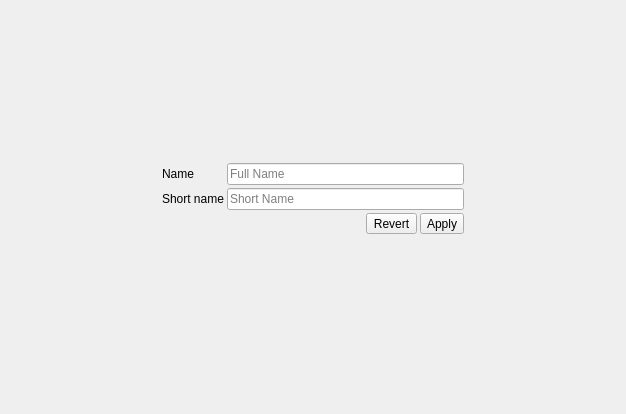
The window that src/projecteditwidget.ui (RxLaboratory/Ramses-Client) describes before a commit, drawn with Qt 5.
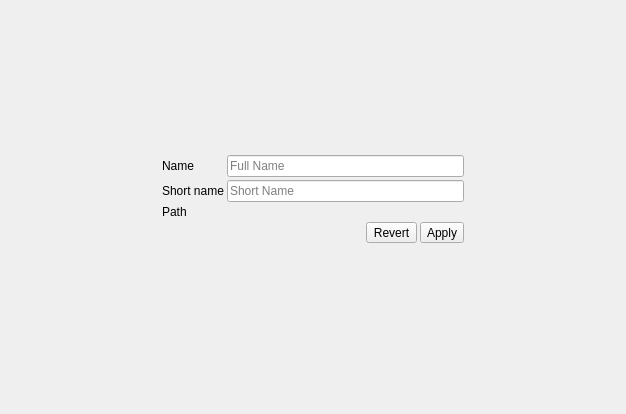
The same window after the commit. Icons and pictures are not drawn.

Commit message: added project folder management

What changed in the file:
```diff
--- a/src/projecteditwidget.ui
+++ b/src/projecteditwidget.ui
@@ -89,7 +89,7 @@
        </property>
       </widget>
      </item>
-     <item row="2" column="1">
+     <item row="3" column="1">
       <layout class="QHBoxLayout" name="horizontalLayout">
        <property name="spacing">
         <number>3</number>
@@ -140,7 +140,7 @@
        </item>
       </layout>
      </item>
-     <item row="3" column="1">
+     <item row="4" column="1">
       <widget class="QLabel" name="statusLabel">
        <property name="text">
         <string/>
@@ -150,6 +150,40 @@
        </property>
       </widget>
      </item>
+     <item row="2" column="0">
+      <widget class="QLabel" name="label_6">
+       <property name="text">
+        <string>Path</string>
+       </property>
+      </widget>
+     </item>
+     <item row="2" column="1">
+      <layout class="QVBoxLayout" name="verticalLayout">
+       <property name="spacing">
+        <number>3</number>
+       </property>
+       <property name="bottomMargin">
+        <number>0</number>
+       </property>
+       <item>
+        <layout class="QHBoxLayout" name="folderLayout">
+         <property name="spacing">
+          <number>0</number>
+         </property>
+        </layout>
+       </item>
+       <item>
+        <widget class="QLabel" name="folderLabel">
+         <property name="enabled">
+          <bool>false</bool>
+         </property>
+         <property name="text">
+          <string/>
+         </property>
+        </widget>
+       </item>
+      </layout>
+     </item>
     </layout>
    </item>
    <item row="0" column="2">
```
The commit also changes 5 other files.
